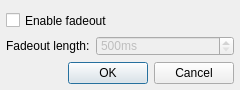
Before: the Qt Designer form qmmp/src/plugins/Input/gme/settingsdialog.ui in Greedysky/TTKMusicPlayer, drawn with Qt 5.
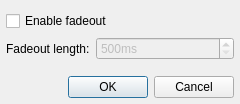
After: the same form once the commit is applied.

Diff of the .ui file:
```diff
--- a/qmmp/src/plugins/Input/gme/settingsdialog.ui
+++ b/qmmp/src/plugins/Input/gme/settingsdialog.ui
@@ -7,19 +7,19 @@
     <x>0</x>
     <y>0</y>
     <width>240</width>
-    <height>90</height>
+    <height>104</height>
    </rect>
   </property>
   <property name="minimumSize">
    <size>
     <width>240</width>
-    <height>90</height>
+    <height>104</height>
    </size>
   </property>
   <property name="maximumSize">
    <size>
     <width>240</width>
-    <height>90</height>
+    <height>104</height>
    </size>
   </property>
   <property name="windowTitle">
```
